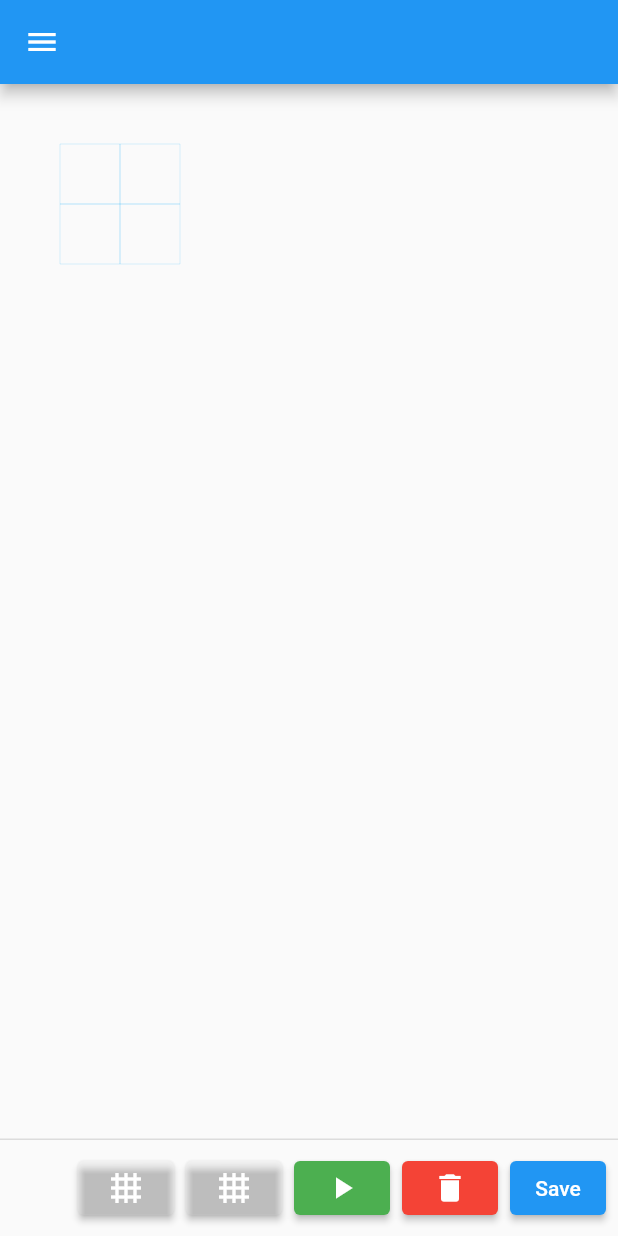
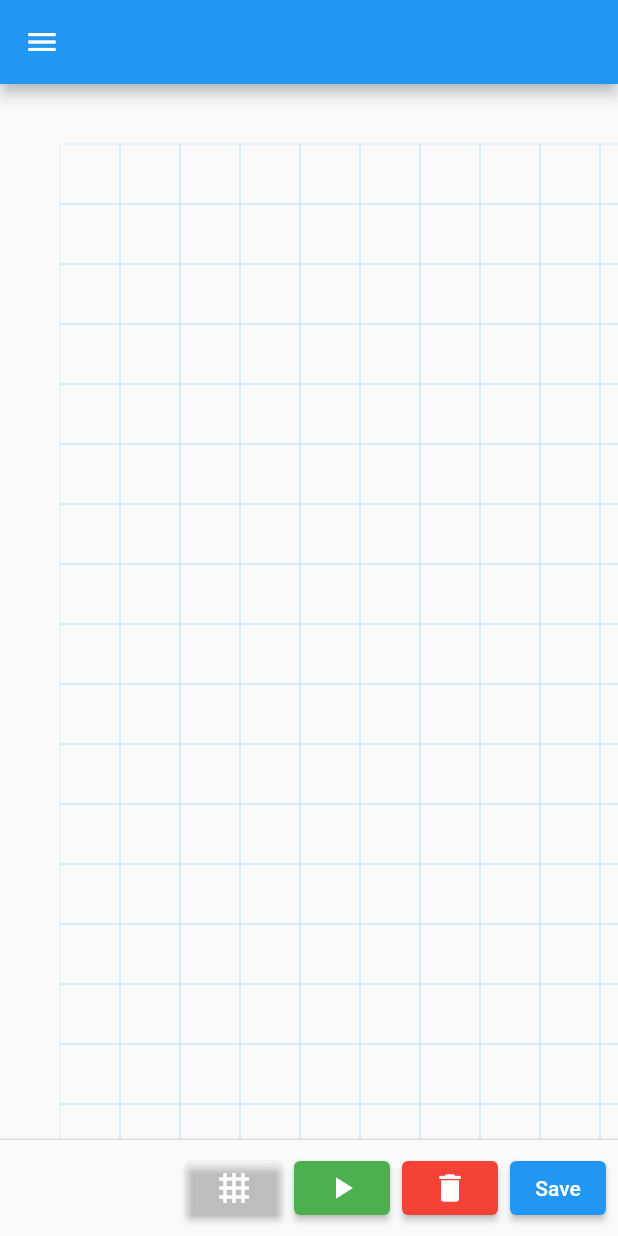
Before and after one commit to richardnd5/pixel, a Flutter app: the screen it shows after launch, on a phone screen of 412 x 824 dp. Run offline on Flutter 3.47's test engine with Material 2 defaults, Android fonts, the phone set to English and light mode, and no system bars.

Commit message:
removed canvas model

```diff
--- a/lib/services/canvas_service.dart
+++ b/lib/services/canvas_service.dart
@@ -1,15 +1,23 @@
 import 'package:flutter/material.dart';
-import 'package:pixel/models/canvas_model.dart';
 import 'package:pixel/models/cell.dart';
 
 import 'canvas_helper.dart';
 
 class CanvasService extends ChangeNotifier {
+  Size get canvasSize => _canvasSize;
+  Size _canvasSize = Size(20, 20);
+
+  double get cellSize => _cellSize;
+  late double _cellSize = 40;
+  Color gridColor = Colors.lightBlue;
+
   List<Cell> get currentScreen => _currentScreen;
   List<Cell> _currentScreen = [];
 
   List<Cell> _currentCells = [];
   List<Cell> _previousCells = [];
+
+  List<List<Cell>> _canvasAnimation = [];
 
   bool get playingAnimation => _playingAnimation;
   bool _playingAnimation = false;
@@ -20,8 +28,6 @@ class CanvasService extends ChangeNotifier {
   bool get canvasSaved => _canvasSaved;
   bool _canvasSaved = false;
 
-  List<List<Cell>> _canvasAnimation = [];
-
   bool get saveOnEachChange => _saveOnEachChange;
   bool _saveOnEachChange = false;
 
@@ -30,14 +36,6 @@ class CanvasService extends ChangeNotifier {
 
   bool get grid => _grid;
   bool _grid = true;
-
-  Color gridColor = Colors.lightBlue;
-
-  Size get canvasSize => _canvasSize;
-  Size _canvasSize = Size(2, 2);
-
-  double get cellSize => _cellSize;
-  late double _cellSize = 40;
 
   setCanvasSize(Size size, {double? squareSize}) {
     clearCanvas();
--- a/lib/views/my_painter.dart
+++ b/lib/views/my_painter.dart
@@ -20,6 +20,7 @@ class CanvasPainter extends CustomPainter {
       paint.strokeWidth = gridWidth;
       paint.color = cell.on ? cell.color : Colors.transparent;
       paint.style = PaintingStyle.fill;
+
       Rect rect = Offset(cell.gridPos!.dx, cell.gridPos!.dy) &
           Size(cell.size!, cell.size!);
       canvas.drawRect(rect, paint);
--- a/lib/views/pixel_page.dart
+++ b/lib/views/pixel_page.dart
@@ -133,13 +133,6 @@ class _PixelPageState extends State<PixelPage> {
         style: ButtonStyle(
             backgroundColor: MaterialStateProperty.resolveWith(
                 (states) => grid ? Colors.white10 : Colors.lightBlue)),
-        onPressed: () => canvas.setCanvasSize(Size(40, 40), squareSize: 1),
-        child: Icon(Icons.grid_4x4),
-      ),
-      ElevatedButton(
-        style: ButtonStyle(
-            backgroundColor: MaterialStateProperty.resolveWith(
-                (states) => grid ? Colors.white10 : Colors.lightBlue)),
         onPressed: toggleGrid,
         child: Icon(Icons.grid_4x4),
       ),
```
Also changed, not shown: lib/models/canvas_model.dart (deleted, +0 -27 lines).
